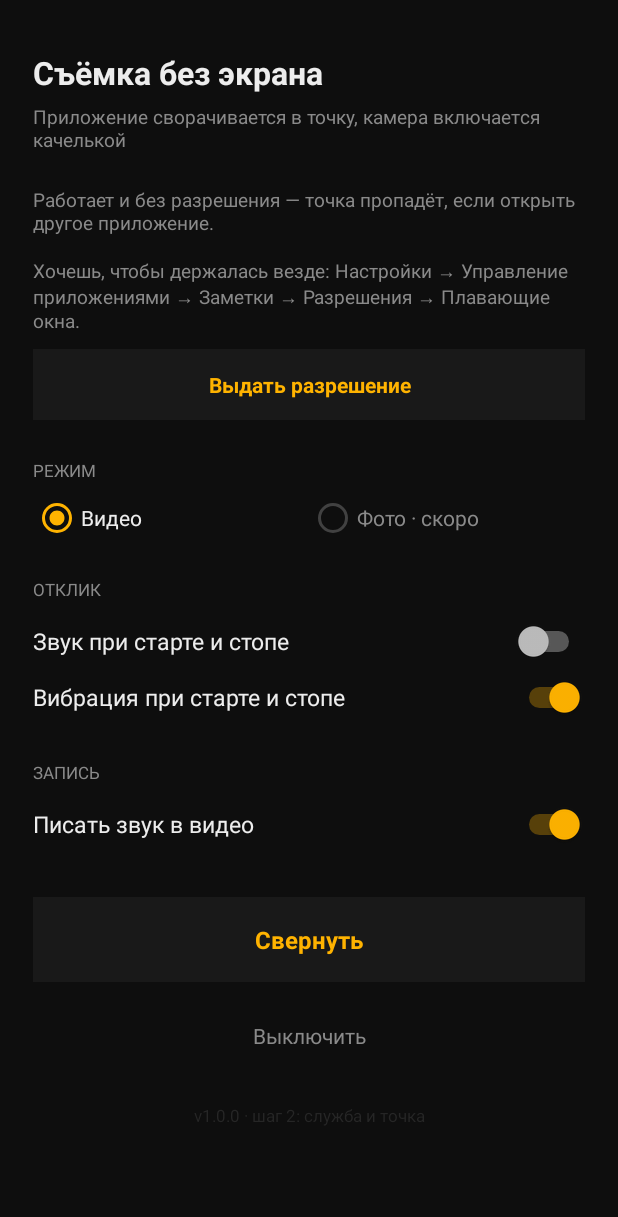
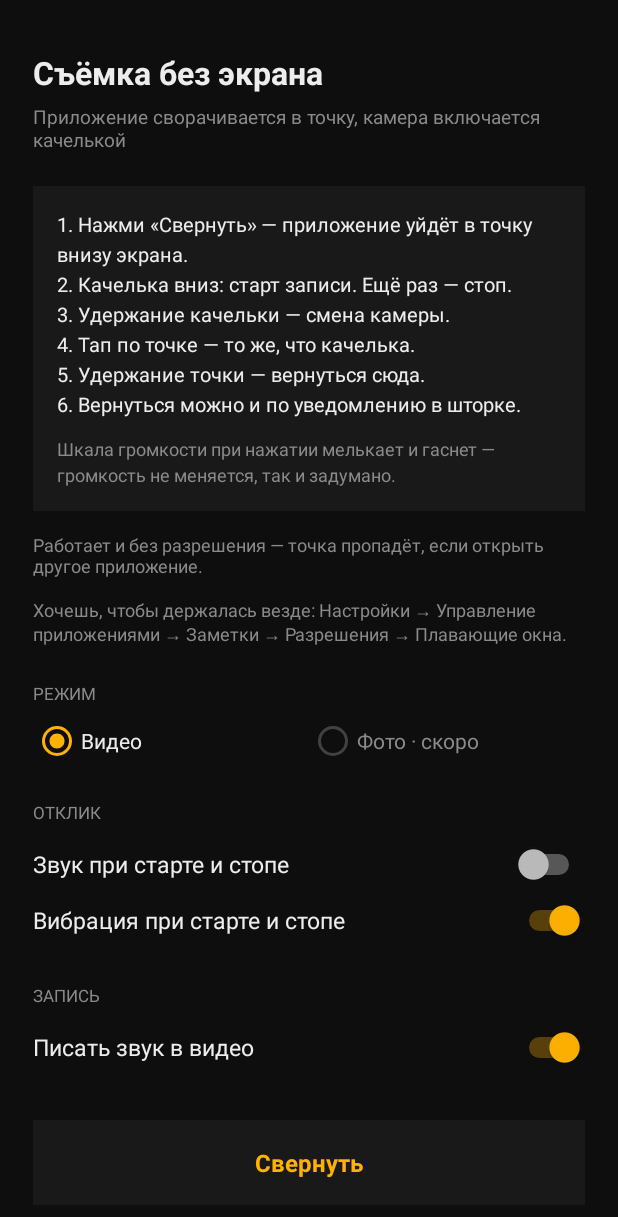
Before and after one commit to ShlennikovAlex/CameraStealth, an Android app: the screen it shows after launch (MainActivity), on a phone screen of 412 x 824 dp. Shown: the top 1217 px of the screen. Run offline under Robolectric (Android 15) with nearby library versions, the phone set to English and light mode, and no system bars; 3 statements that could not run were skipped.

Commit message:
Update activity_main.xml

```diff
--- a/app/src/main/res/layout/activity_main.xml
+++ b/app/src/main/res/layout/activity_main.xml
@@ -30,33 +30,45 @@
             android:textColor="@color/muted"
             android:textSize="12.5sp" />
 
+        <LinearLayout
+            android:layout_width="match_parent"
+            android:layout_height="wrap_content"
+            android:layout_marginTop="22dp"
+            android:background="@color/card"
+            android:orientation="vertical"
+            android:padding="16dp">
+
+            <TextView
+                android:layout_width="match_parent"
+                android:layout_height="wrap_content"
+                android:lineSpacingExtra="4dp"
+                android:text="1. Нажми «Свернуть» — приложение уйдёт в точку внизу экрана.\n2. Качелька вниз: старт записи. Ещё раз — стоп.\n3. Удержание качельки — смена камеры.\n4. Тап по точке — то же, что качелька.\n5. Удержание точки — вернуться сюда.\n6. Вернуться можно и по уведомлению в шторке."
+                android:textColor="@color/text"
+                android:textSize="13sp" />
+
+            <TextView
+                android:layout_width="match_parent"
+                android:layout_height="wrap_content"
+                android:layout_marginTop="12dp"
+                android:lineSpacingExtra="3dp"
+                android:text="Шкала громкости при нажатии мелькает и гаснет — громкость не меняется, так и задумано."
+                android:textColor="@color/muted"
+                android:textSize="12sp" />
+        </LinearLayout>
+
         <TextView
             android:id="@+id/perm_state"
             android:layout_width="match_parent"
             android:layout_height="wrap_content"
-            android:layout_marginTop="22dp"
-            android:text="Разрешение «плавающие окна»: нет"
+            android:layout_marginTop="14dp"
+            android:text=""
             android:textColor="@color/muted"
-            android:textSize="12.5sp" />
-
-        <TextView
-            android:id="@+id/btn_perm"
-            android:layout_width="match_parent"
-            android:layout_height="wrap_content"
-            android:layout_marginTop="10dp"
-            android:background="@color/card"
-            android:gravity="center"
-            android:paddingTop="14dp"
-            android:paddingBottom="14dp"
-            android:text="Выдать разрешение"
-            android:textColor="@color/accent"
-            android:textSize="14sp"
-            android:textStyle="bold" />
+            android:textSize="12sp" />
 
         <TextView
             android:layout_width="wrap_content"
             android:layout_height="wrap_content"
-            android:layout_marginTop="26dp"
+            android:layout_marginTop="24dp"
             android:text="РЕЖИМ"
             android:textColor="@color/muted"
             android:textSize="11sp" />
@@ -166,7 +178,7 @@
             android:layout_height="wrap_content"
             android:layout_marginTop="22dp"
             android:gravity="center"
-            android:text="v1.0.0 · шаг 2: служба и точка"
+            android:text="v1.0.0 · шаг 3: возврат и инструкция"
             android:textColor="@color/line"
             android:textSize="11sp" />
 
```
